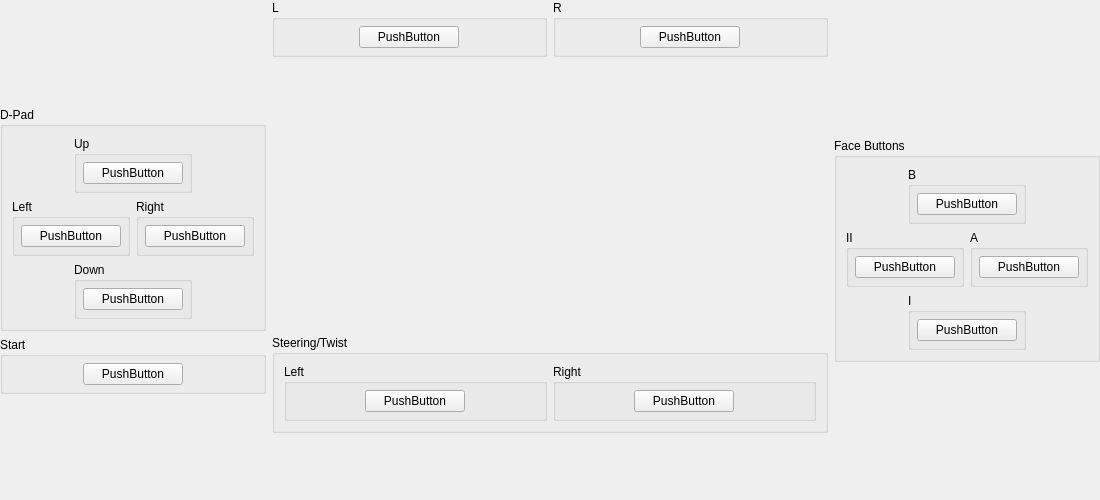
First picture: the form in src/duckstation-qt/controllerbindingwidget_negcon.ui, repository stenzek/duckstation, before the edit.
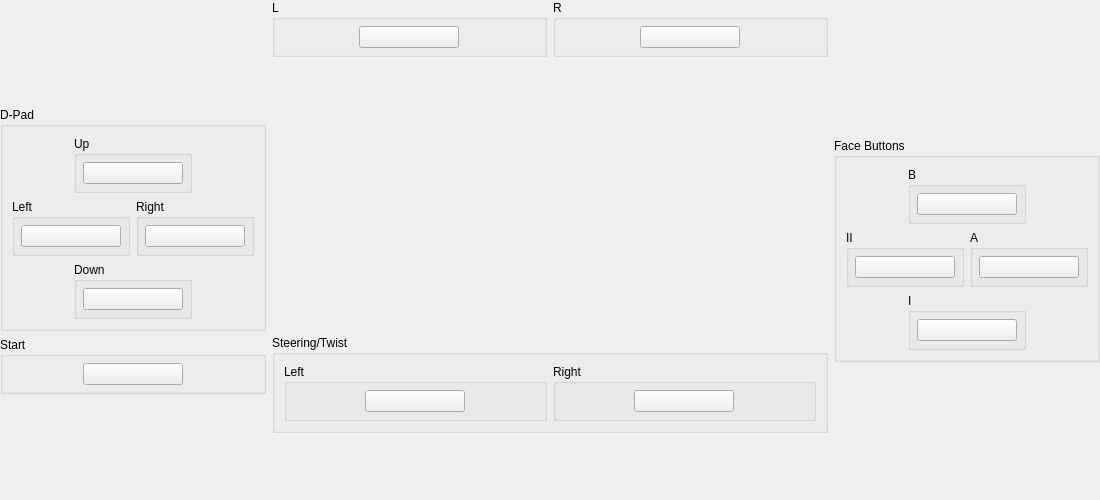
Second picture: the form after the edit. Custom widgets are drawn as their Qt base class.

The edit to the form file:
```diff
--- a/src/duckstation-qt/controllerbindingwidget_negcon.ui
+++ b/src/duckstation-qt/controllerbindingwidget_negcon.ui
@@ -88,9 +88,6 @@
                <height>16777215</height>
               </size>
              </property>
-             <property name="text">
-              <string>PushButton</string>
-             </property>
             </widget>
            </item>
           </layout>
@@ -128,9 +125,6 @@
                <height>16777215</height>
               </size>
              </property>
-             <property name="text">
-              <string>PushButton</string>
-             </property>
             </widget>
            </item>
           </layout>
@@ -168,9 +162,6 @@
                <height>16777215</height>
               </size>
              </property>
-             <property name="text">
-              <string>PushButton</string>
-             </property>
             </widget>
            </item>
           </layout>
@@ -208,9 +199,6 @@
                <height>16777215</height>
               </size>
              </property>
-             <property name="text">
-              <string>PushButton</string>
-             </property>
             </widget>
            </item>
           </layout>
@@ -245,9 +233,6 @@
             <height>16777215</height>
            </size>
           </property>
-          <property name="text">
-           <string>PushButton</string>
-          </property>
          </widget>
         </item>
        </layout>
@@ -296,9 +281,6 @@
             <height>16777215</height>
            </size>
           </property>
-          <property name="text">
-           <string>PushButton</string>
-          </property>
          </widget>
         </item>
        </layout>
@@ -330,9 +312,6 @@
             <height>16777215</height>
            </size>
           </property>
-          <property name="text">
-           <string>PushButton</string>
-          </property>
          </widget>
         </item>
        </layout>
@@ -393,9 +372,6 @@
                <height>16777215</height>
               </size>
              </property>
-             <property name="text">
-              <string>PushButton</string>
-             </property>
             </widget>
            </item>
           </layout>
@@ -433,9 +409,6 @@
                <height>16777215</height>
               </size>
              </property>
-             <property name="text">
-              <string>PushButton</string>
-             </property>
             </widget>
            </item>
           </layout>
@@ -473,9 +446,6 @@
                <height>16777215</height>
               </size>
              </property>
-             <property name="text">
-              <string>PushButton</string>
-             </property>
             </widget>
            </item>
           </layout>
@@ -513,9 +483,6 @@
                <height>16777215</height>
               </size>
              </property>
-             <property name="text">
-              <string>PushButton</string>
-             </property>
             </widget>
            </item>
           </layout>
@@ -631,9 +598,6 @@
                <height>16777215</height>
               </size>
              </property>
-             <property name="text">
-              <string>PushButton</string>
-             </property>
             </widget>
            </item>
           </layout>
@@ -671,9 +635,6 @@
                <height>16777215</height>
               </size>
              </property>
-             <property name="text">
-              <string>PushButton</string>
-             </property>
             </widget>
            </item>
           </layout>
```
